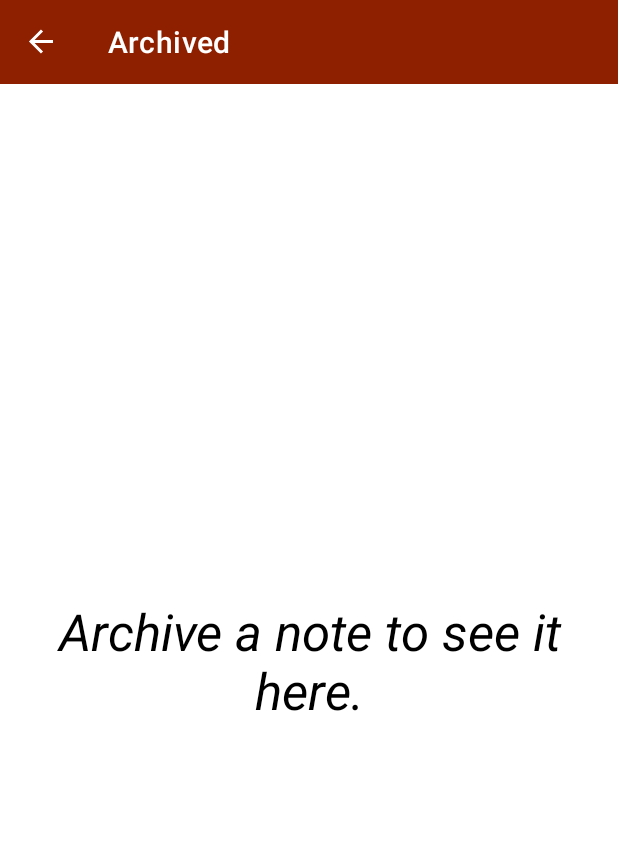
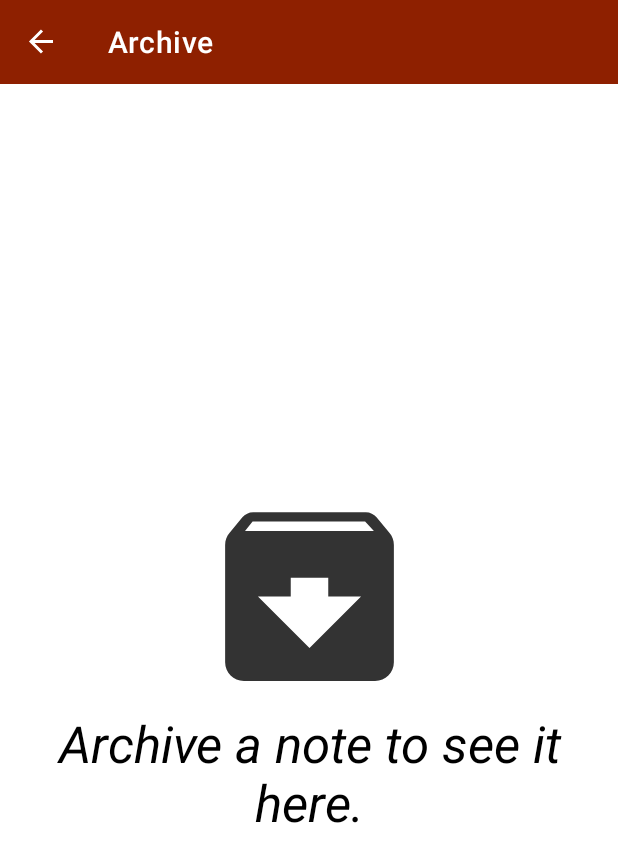
Before and after one commit to Nnamodi/Jotter, an Android app: the ArchiveFragment screen opened through its navigation route, on a phone screen of 412 x 824 dp. Shown: the top 862 px of the screen. Run offline under Robolectric (Android 15) with nearby library versions, the phone set to English and light mode, and no system bars; our stand-ins replace Room's generated code, navigation-ui.

Commit message:
App improvement

```diff
--- a/app/src/main/java/com/roland/android/jotter/view/ArchiveFragment.kt
+++ b/app/src/main/java/com/roland/android/jotter/view/ArchiveFragment.kt
@@ -21,7 +21,7 @@ import java.util.*
 class ArchiveFragment : Fragment() {
     private lateinit var archiveViewModel: ArchiveViewModel
     private lateinit var archiveRecyclerView: RecyclerView
-    private lateinit var archiveEmptyText: TextView
+    private lateinit var archiveEmptyText: View
     private var adapter = ArchiveAdapter()
 
     override fun onCreate(savedInstanceState: Bundle?) {
--- a/app/src/main/res/layout/fragment_archive.xml
+++ b/app/src/main/res/layout/fragment_archive.xml
@@ -17,20 +17,39 @@
         app:layout_constraintTop_toTopOf="parent"
         tools:listitem="@layout/fragment_jotter" />
 
-    <TextView
+    <androidx.constraintlayout.widget.ConstraintLayout
         android:id="@+id/archive_empty_text"
         android:layout_width="0dp"
         android:layout_height="wrap_content"
-        android:layout_marginStart="8dp"
-        android:layout_marginEnd="8dp"
-        android:gravity="center"
-        android:text="@string/empty_archive_text"
-        android:textSize="34sp"
-        android:textStyle="italic"
+        android:layout_marginStart="16dp"
+        android:layout_marginEnd="16dp"
         android:visibility="gone"
         app:layout_constraintBottom_toBottomOf="parent"
         app:layout_constraintEnd_toEndOf="parent"
-        app:layout_constraintHorizontal_bias="0.5"
         app:layout_constraintStart_toStartOf="parent"
-        app:layout_constraintTop_toTopOf="parent" />
+        app:layout_constraintTop_toTopOf="parent">
+
+        <ImageView
+            android:id="@+id/imageView"
+            android:layout_width="150dp"
+            android:layout_height="150dp"
+            android:contentDescription="@string/archive_empty"
+            android:src="@drawable/archive_icon"
+            app:layout_constraintEnd_toEndOf="parent"
+            app:layout_constraintStart_toStartOf="parent"
+            app:layout_constraintTop_toTopOf="parent"
+            app:tint="?attr/colorOnSecondary" />
+
+        <TextView
+            android:layout_width="0dp"
+            android:layout_height="wrap_content"
+            android:gravity="center"
+            android:text="@string/empty_archive_text"
+            android:textSize="34sp"
+            android:textStyle="italic"
+            app:layout_constraintEnd_toEndOf="parent"
+            app:layout_constraintStart_toStartOf="parent"
+            app:layout_constraintTop_toBottomOf="@+id/imageView" />
+    </androidx.constraintlayout.widget.ConstraintLayout>
+
 </androidx.constraintlayout.widget.ConstraintLayout>
--- a/app/src/main/res/layout/jotter_bottom_sheet.xml
+++ b/app/src/main/res/layout/jotter_bottom_sheet.xml
@@ -39,7 +39,7 @@
                 android:layout_marginStart="32dp"
                 android:layout_marginEnd="32dp"
                 android:gravity="center|start"
-                android:text="@string/archived"
+                android:text="@string/archive"
                 android:textSize="24sp"
                 app:drawableEndCompat="@drawable/archive_icon"
                 app:drawableTint="?attr/colorOnSecondary"
--- a/app/src/main/res/navigation/jotter_map.xml
+++ b/app/src/main/res/navigation/jotter_map.xml
@@ -67,10 +67,14 @@
     <fragment
         android:id="@+id/archiveFragment"
         android:name="com.roland.android.jotter.view.ArchiveFragment"
-        android:label="@string/archived"
+        android:label="@string/archive"
         tools:layout="@layout/fragment_archive">
         <action
             android:id="@+id/archive_to_jot"
-            app:destination="@id/jotFragment" />
+            app:destination="@id/jotFragment"
+            app:enterAnim="@anim/slide_in_left"
+            app:exitAnim="@anim/slide_out_right"
+            app:popEnterAnim="@anim/slide_in_right"
+            app:popExitAnim="@anim/slide_out_left" />
     </fragment>
 </navigation>
--- a/app/src/main/res/values-night/themes.xml
+++ b/app/src/main/res/values-night/themes.xml
@@ -5,6 +5,7 @@
         <item name="colorPrimary">@color/secondaryDarkColor</item>
         <item name="colorPrimaryVariant">@color/secondaryDarkColor</item>
         <item name="colorOnPrimary">@color/black</item>
+        <item name="colorAccent">@color/secondaryColor</item>
         <!-- Secondary brand color. -->
         <item name="colorSecondary">@color/secondaryDarkColor</item>
         <item name="colorSecondaryVariant">@color/secondaryColor</item>
--- a/app/src/main/res/values/strings.xml
+++ b/app/src/main/res/values/strings.xml
@@ -35,4 +35,10 @@
     <string name="unarchive">Unarchive</string>
     <string name="jot_unarchived">%s unarchived</string>
     <string name="undo">UNDO</string>
+    <string name="close">Close</string>
+    <string name="continue_action">Continue</string>
+    <string name="deleted">Deleted</string>
+    <string name="delete_multiple_messages">Delete %d notes.\nThis action is irreversible</string>
+    <string name="delete_this_message">Delete %s.\nThis action is irreversible</string>
+    <string name="archive_empty">Archive empty</string>
 </resources>
```
Also changed, not shown: app/src/main/java/com/roland/android/jotter/view/JotterFragment.kt (+30 -16 lines).
